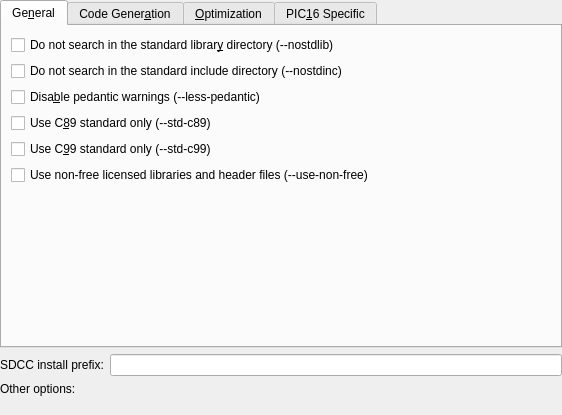
Above: src/gui/sdccoptionswidget.ui from ktechlab/ktechlab before the change. Below: the same form after it.
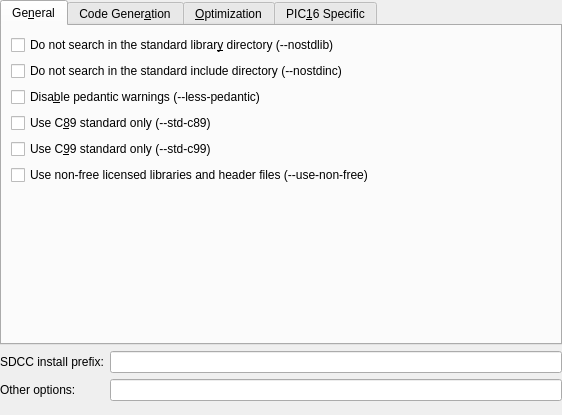
That is the form after the change. Custom widgets are drawn as their Qt base class.

What changed in the file:
```diff
--- a/src/gui/sdccoptionswidget.ui
+++ b/src/gui/sdccoptionswidget.ui
@@ -488,7 +488,7 @@
  <customwidgets>
   <customwidget>
    <class>KLineEdit</class>
-   <extends>QWidget</extends>
+   <extends>QLineEdit</extends>
    <header>klineedit.h</header>
   </customwidget>
  </customwidgets>
```
Left out of the diff: 3 changed lines with no effect on the pictures.
